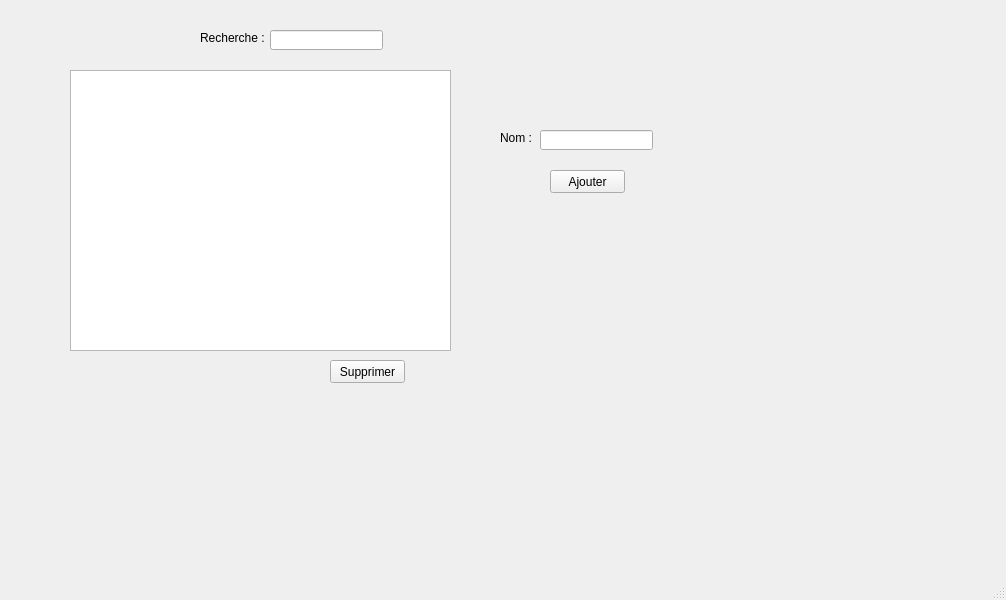
This is categorie.ui in soumaya-nheri/Smart-Restaurant-2A27 as Qt 5 draws it before an edit. The edited form follows.
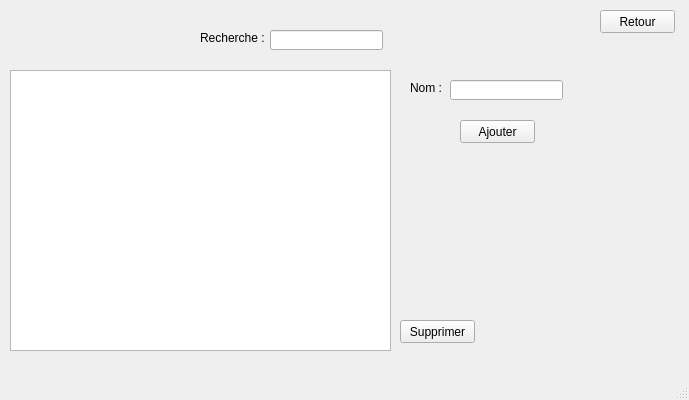
This is the edited form.

```diff
--- a/categorie.ui
+++ b/categorie.ui
@@ -6,8 +6,8 @@
    <rect>
     <x>0</x>
     <y>0</y>
-    <width>1006</width>
-    <height>600</height>
+    <width>689</width>
+    <height>400</height>
    </rect>
   </property>
   <property name="windowTitle">
@@ -17,7 +17,7 @@
    <widget class="QTableView" name="tableView">
     <property name="geometry">
      <rect>
-      <x>70</x>
+      <x>10</x>
       <y>70</y>
       <width>381</width>
       <height>281</height>
@@ -27,8 +27,8 @@
    <widget class="QLabel" name="label">
     <property name="geometry">
      <rect>
-      <x>500</x>
-      <y>130</y>
+      <x>410</x>
+      <y>80</y>
       <width>41</width>
       <height>16</height>
      </rect>
@@ -40,8 +40,8 @@
    <widget class="QLineEdit" name="txt_Nom">
     <property name="geometry">
      <rect>
-      <x>540</x>
-      <y>130</y>
+      <x>450</x>
+      <y>80</y>
       <width>113</width>
       <height>20</height>
      </rect>
@@ -50,8 +50,8 @@
    <widget class="QPushButton" name="Ajouter">
     <property name="geometry">
      <rect>
-      <x>550</x>
-      <y>170</y>
+      <x>460</x>
+      <y>120</y>
       <width>75</width>
       <height>23</height>
      </rect>
@@ -63,8 +63,8 @@
    <widget class="QPushButton" name="Supprimer">
     <property name="geometry">
      <rect>
-      <x>330</x>
-      <y>360</y>
+      <x>400</x>
+      <y>320</y>
       <width>75</width>
       <height>23</height>
      </rect>
@@ -96,6 +96,19 @@
      <string>Recherche :</string>
     </property>
    </widget>
+   <widget class="QPushButton" name="pushButton">
+    <property name="geometry">
+     <rect>
+      <x>600</x>
+      <y>10</y>
+      <width>75</width>
+      <height>23</height>
+     </rect>
+    </property>
+    <property name="text">
+     <string>Retour</string>
+    </property>
+   </widget>
   </widget>
   <widget class="QMenuBar" name="menubar">
    <property name="geometry">
```
Left out of the diff: 2 changed lines with no effect on the pictures.
